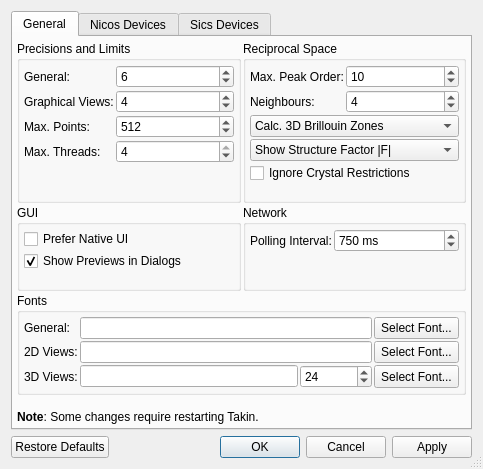
Before: the Qt Designer form ui/settings.ui in t-weber/takin, drawn with Qt 5.
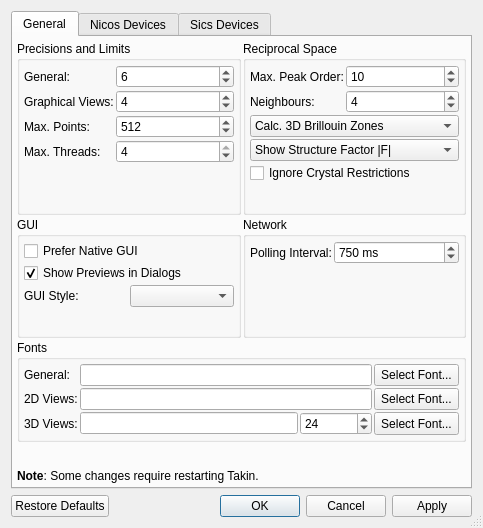
After: the same form once the commit is applied.

Commit message: added GUI style change option

What changed in the file:
```diff
--- a/ui/settings.ui
+++ b/ui/settings.ui
@@ -7,7 +7,7 @@
     <x>0</x>
     <y>0</y>
     <width>483</width>
-    <height>469</height>
+    <height>528</height>
    </rect>
   </property>
   <property name="windowTitle">
@@ -500,14 +500,7 @@
             </property>
            </widget>
           </item>
-          <item row="0" column="0">
-           <widget class="QCheckBox" name="checkNativeDlg">
-            <property name="text">
-             <string>Prefer Native UI</string>
-            </property>
-           </widget>
-          </item>
-          <item row="2" column="0" colspan="2">
+          <item row="4" column="0" colspan="2">
            <spacer name="verticalSpacer_5">
             <property name="orientation">
              <enum>Qt::Vertical</enum>
@@ -520,6 +513,23 @@
             </property>
            </spacer>
           </item>
+          <item row="0" column="0" colspan="2">
+           <widget class="QCheckBox" name="checkNativeDlg">
+            <property name="text">
+             <string>Prefer Native GUI</string>
+            </property>
+           </widget>
+          </item>
+          <item row="2" column="1">
+           <widget class="QComboBox" name="comboGUI"/>
+          </item>
+          <item row="2" column="0">
+           <widget class="QLabel" name="label_47">
+            <property name="text">
+             <string>GUI Style:</string>
+            </property>
+           </widget>
+          </item>
          </layout>
         </widget>
        </item>
```
Left out of the diff: 7 changed lines with no effect on the pictures. The commit also changes 8 other files.
